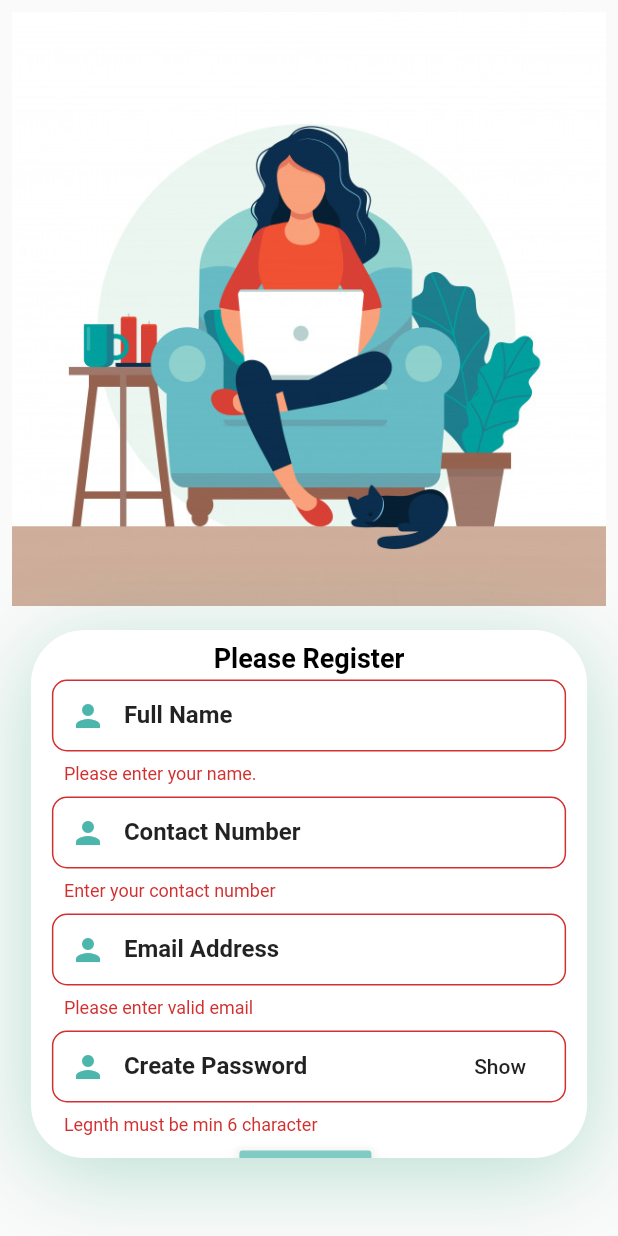
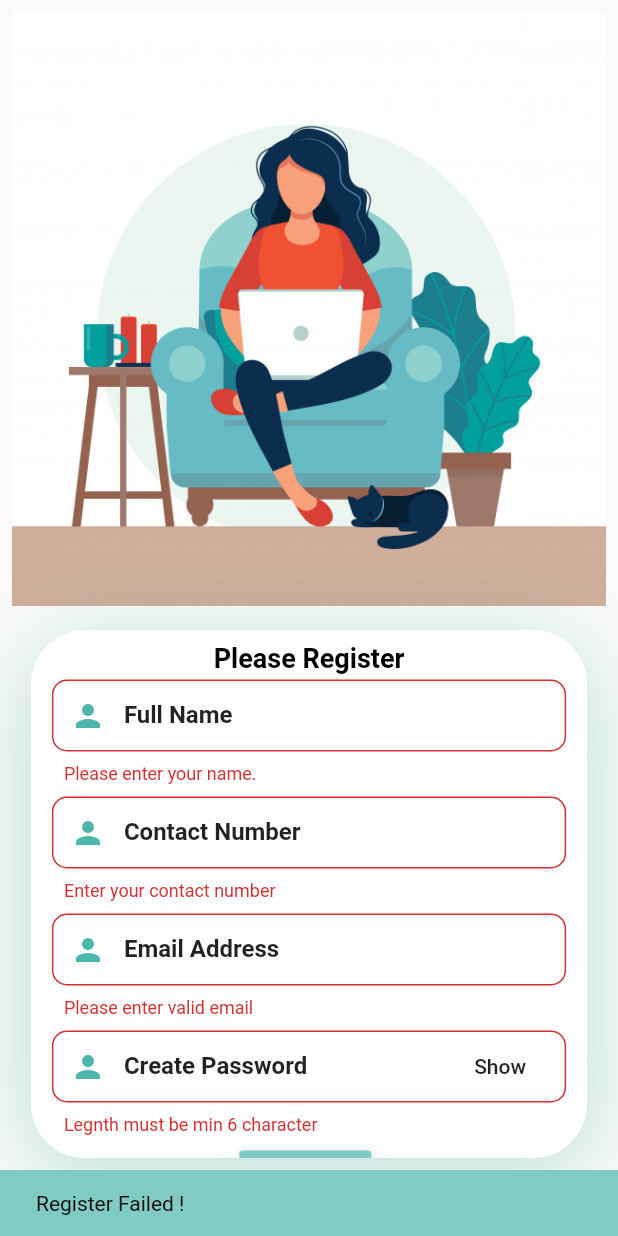
Before and after one commit to Prabesh789/Share-Book, a Flutter app: the RegisterPage screen opened directly, after a tap on "SignUp", on a phone screen of 412 x 824 dp. Run offline on Flutter 3.47's test engine with Material 2 defaults, Android fonts, the phone set to English and light mode, and no system bars; our stand-ins replace bloc, cloud_firestore, equatable, firebase_core, flutter_bloc, get_it and 1 more; accounts and stored records are empty.

Commit message:
register complete

```diff
--- a/lib/repositories/share_book_impl.dart
+++ b/lib/repositories/share_book_impl.dart
@@ -13,7 +13,7 @@ class ShareBookRepositoryImpl {
           'status': false,
         },
       );
-      return Status(message: "Success", isSuccess: true, data: null);
+      return Status(message: "Register Success !", isSuccess: true, data: null);
     } catch (e) {
       return Status(message: e.toString(), isSuccess: false, data: null);
     }
--- a/lib/screens/register/register_page.dart
+++ b/lib/screens/register/register_page.dart
@@ -207,6 +207,19 @@ class _RegisterPageState extends State<RegisterPage> {
                                           ),
                                         ),
                                       );
+                                      Navigator.pop(context);
+                                    } else {
+                                      _scaffoldkey.currentState.showSnackBar(
+                                        SnackBar(
+                                          backgroundColor: Colors.teal[200],
+                                          duration: Duration(seconds: 2),
+                                          content: Text(
+                                            "Register Failed ! ",
+                                            style:
+                                                TextStyle(color: Colors.black),
+                                          ),
+                                        ),
+                                      );
                                     }
                                   },
                                 ),
```
Also changed, not shown: lib/blocs/auth/auth_bloc.dart (deleted, +0 -18 lines), lib/blocs/auth/auth_event.dart (deleted, +0 -8 lines), lib/blocs/auth/auth_state.dart (deleted, +0 -10 lines).
